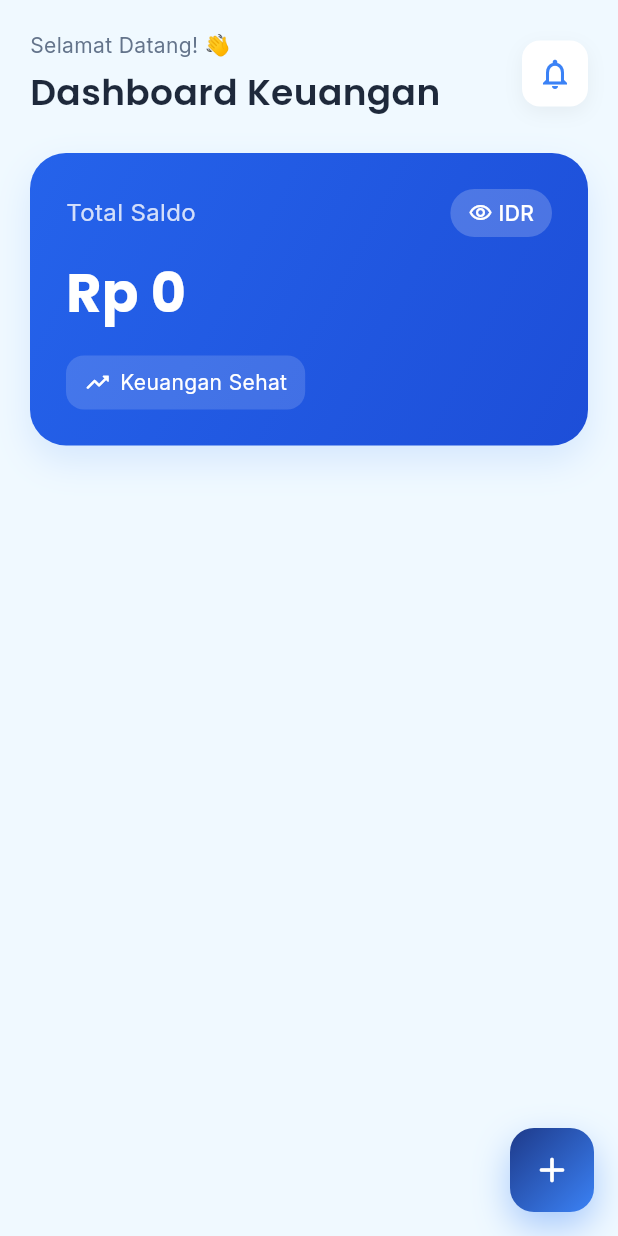
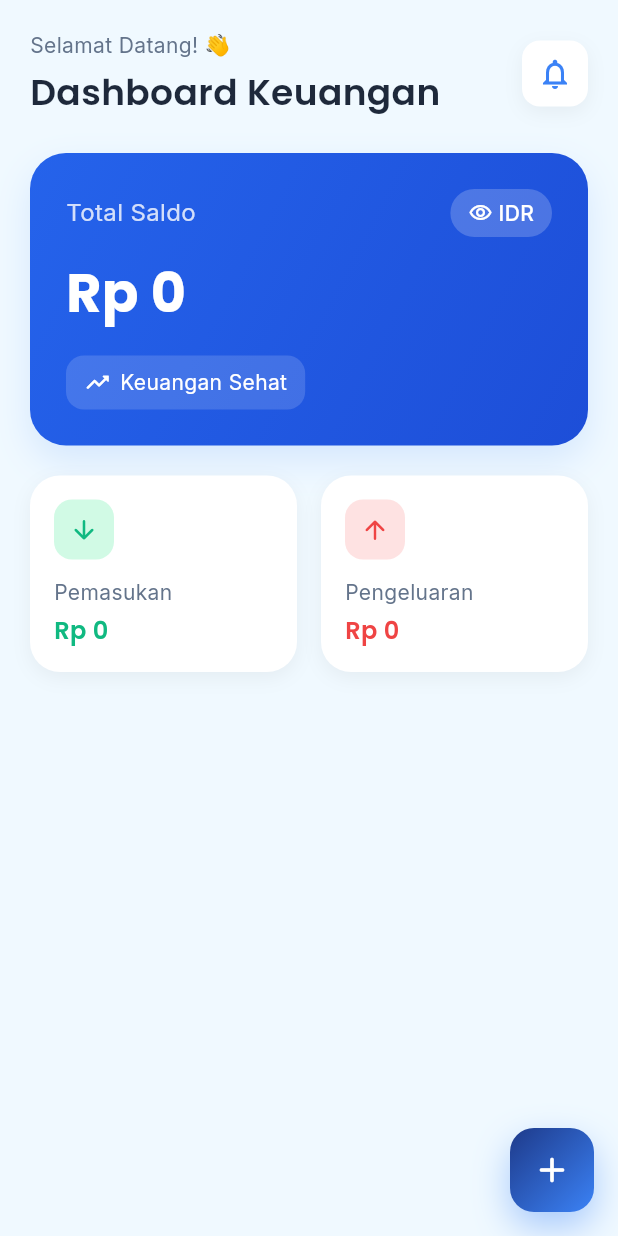
Before and after one commit to Julianarwansah/uas_cashflow_app, a Flutter app: the HomeScreen screen opened directly with empty values, on a phone screen of 412 x 824 dp. Run offline on Flutter 3.47's test engine with Material 3 defaults, Android fonts, the phone set to English and light mode, and no system bars; our stand-ins replace cloud_firestore, firebase_auth, firebase_core, google_fonts, lottie, supabase_flutter; accounts and stored records are empty; generated files the repository leaves out were written again.

Commit message:
card kecil buat nampilin detail statistik

```diff
--- a/lib/home/home_screen.dart
+++ b/lib/home/home_screen.dart
@@ -294,6 +294,38 @@ class _HomeScreenState extends State<HomeScreen> {
     IconData icon,
     Color iconColor,
     Color bgColor,
-  ) => Container();
+  ) {
+    return Container(
+      padding: const EdgeInsets.all(16),
+      decoration: BoxDecoration(
+        color: Colors.white,
+        borderRadius: BorderRadius.circular(20),
+        boxShadow: AppTheme.softShadow,
+      ),
+      child: Column(
+        crossAxisAlignment: CrossAxisAlignment.start,
+        children: [
+          Container(
+            padding: const EdgeInsets.all(10),
+            decoration: BoxDecoration(
+              color: bgColor,
+              borderRadius: BorderRadius.circular(12),
+            ),
+            child: Icon(icon, color: iconColor, size: 20),
+          ),
+          const SizedBox(height: 12),
+          Text(title, style: AppTheme.bodyMedium),
+          const SizedBox(height: 4),
+          Text(
+            amount,
+            style: AppTheme.titleMedium.copyWith(color: iconColor),
+            maxLines: 1,
+            overflow: TextOverflow.ellipsis,
+          ),
+        ],
+      ),
+    );
+  }
+
   Widget _buildRecentActivity(List<Transaction> transactions) => Container();
 }
```
